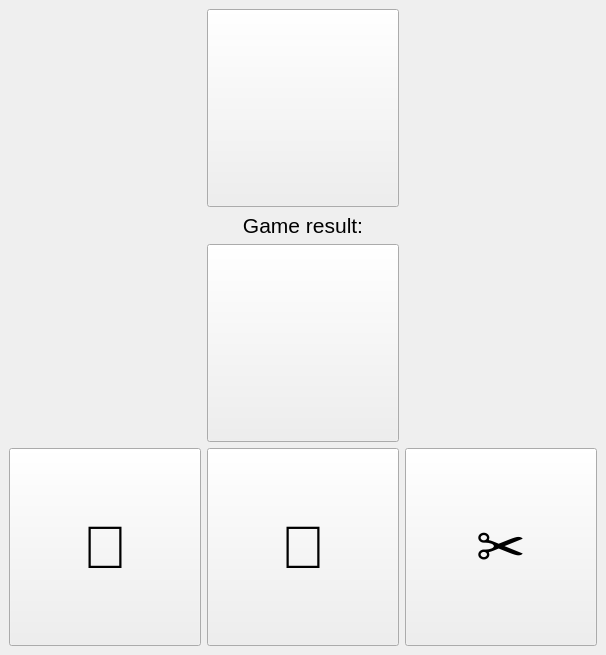
Old version of the form Assignment_19/Rock_paper_scissors/main_window.ui in the repository omidNomiri/My-python-learning-process.
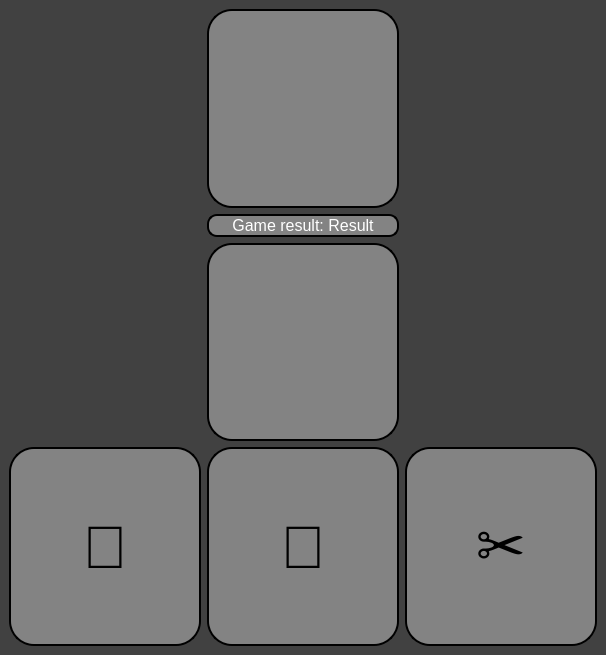
New version of the form.

Commit message: Feat: add result for game

```diff
--- a/Assignment_19/Rock_paper_scissors/main_window.ui
+++ b/Assignment_19/Rock_paper_scissors/main_window.ui
@@ -13,6 +13,9 @@
   <property name="windowTitle">
    <string>MainWindow</string>
   </property>
+  <property name="styleSheet">
+   <string notr="true">background-color: rgb(65, 65, 65);</string>
+  </property>
   <widget class="QWidget" name="centralwidget">
    <layout class="QGridLayout" name="gridLayout">
     <item row="0" column="1">
@@ -23,32 +26,16 @@
         <verstretch>0</verstretch>
        </sizepolicy>
       </property>
+      <property name="styleSheet">
+       <string notr="true">border: 2px solid black;
+border-radius: 25px;
+background-color: rgb(131, 131, 131);</string>
+      </property>
       <property name="text">
        <string/>
       </property>
      </widget>
     </item>
-    <item row="1" column="0" colspan="3">
-     <widget class="QLabel" name="result_text">
-      <property name="sizePolicy">
-       <sizepolicy hsizetype="Expanding" vsizetype="Fixed">
-        <horstretch>0</horstretch>
-        <verstretch>0</verstretch>
-       </sizepolicy>
-      </property>
-      <property name="font">
-       <font>
-        <pointsize>16</pointsize>
-       </font>
-      </property>
-      <property name="text">
-       <string>Game result:</string>
-      </property>
-      <property name="alignment">
-       <set>Qt::AlignCenter</set>
-      </property>
-     </widget>
-    </item>
     <item row="2" column="1">
      <widget class="QPushButton" name="btn_player">
       <property name="sizePolicy">
@@ -57,6 +44,11 @@
         <verstretch>0</verstretch>
        </sizepolicy>
       </property>
+      <property name="styleSheet">
+       <string notr="true">border: 2px solid black;
+border-radius: 25px;
+background-color: rgb(131, 131, 131);</string>
+      </property>
       <property name="text">
        <string/>
       </property>
@@ -84,6 +76,11 @@
         <fontweight>ExtraLight</fontweight>
        </font>
       </property>
+      <property name="styleSheet">
+       <string notr="true">border: 2px solid black;
+border-radius: 25px;
+background-color: rgb(131, 131, 131);</string>
+      </property>
       <property name="text">
        <string notr="true">🎱</string>
       </property>
@@ -112,6 +109,11 @@
         <kerning>true</kerning>
        </font>
       </property>
+      <property name="styleSheet">
+       <string notr="true">border: 2px solid black;
+border-radius: 25px;
+background-color: rgb(131, 131, 131);</string>
+      </property>
       <property name="text">
        <string>✂</string>
       </property>
@@ -137,6 +139,11 @@
         <kerning>true</kerning>
        </font>
       </property>
+      <property name="styleSheet">
+       <string notr="true">border: 2px solid black;
+border-radius: 25px;
+background-color: rgb(131, 131, 131);</string>
+      </property>
       <property name="text">
        <string>📄</string>
       </property>
@@ -148,6 +155,33 @@
       </property>
      </widget>
     </item>
+    <item row="1" column="1">
+     <widget class="QLabel" name="result_text">
+      <property name="sizePolicy">
+       <sizepolicy hsizetype="Expanding" vsizetype="Fixed">
+        <horstretch>0</horstretch>
+        <verstretch>0</verstretch>
+       </sizepolicy>
+      </property>
+      <property name="font">
+       <font>
+        <pointsize>12</pointsize>
+       </font>
+      </property>
+      <property name="styleSheet">
+       <string notr="true">border: 2px solid black;
+border-radius: 10px;
+background-color: rgb(131, 131, 131);
+color: rgb(255, 255, 255);</string>
+      </property>
+      <property name="text">
+       <string>Game result: Result</string>
+      </property>
+      <property name="alignment">
+       <set>Qt::AlignCenter</set>
+      </property>
+     </widget>
+    </item>
    </layout>
   </widget>
  </widget>
```
The commit also changes 2 other files.
